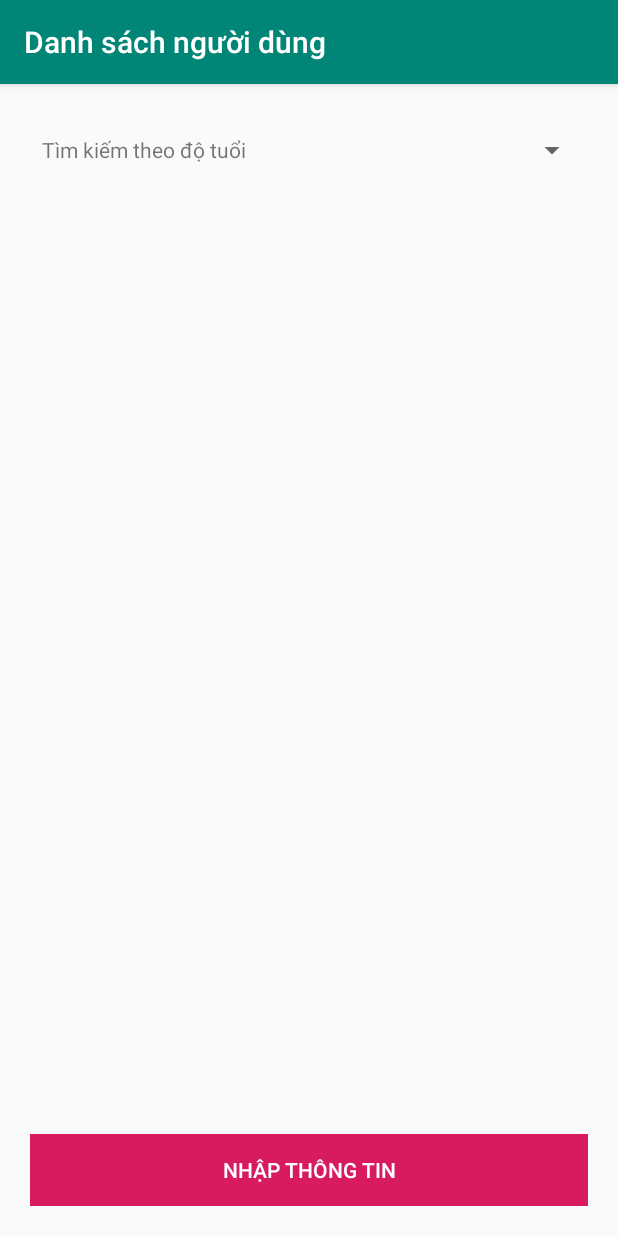
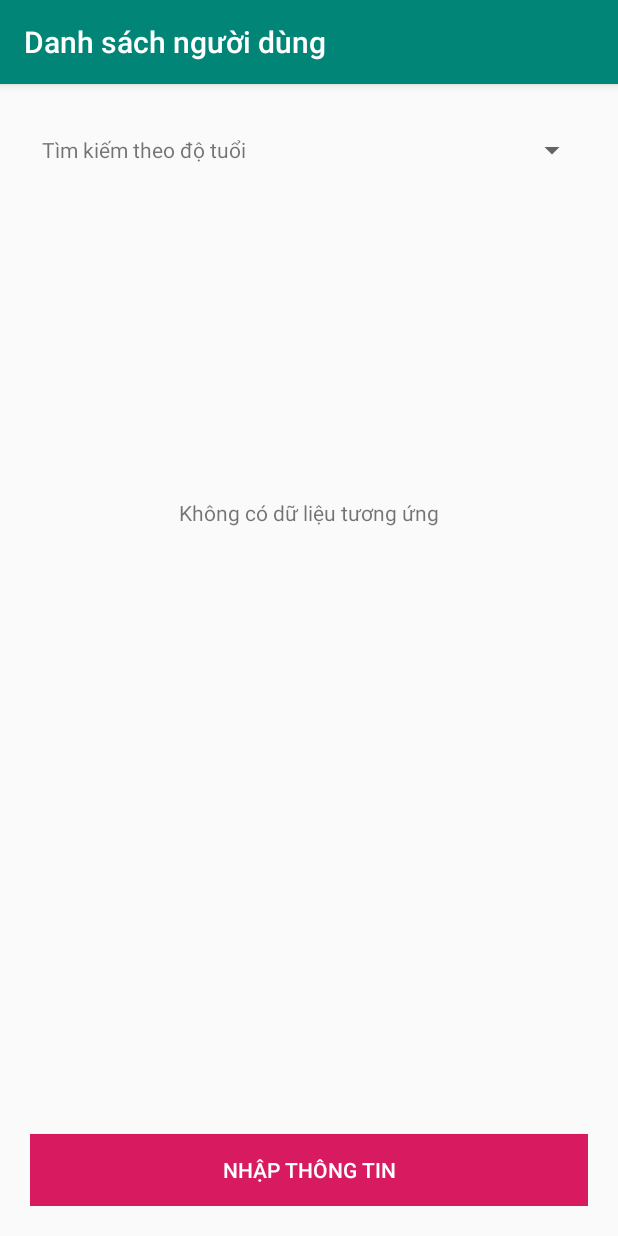
Before and after one commit to QuanNV-Rikkei/LearnKotlin, an Android app: the ListUserActivity screen opened directly, with no data from a screen before it, on a phone screen of 412 x 824 dp. Run offline under Robolectric (Android 15) with nearby library versions, the phone set to English and light mode, and no system bars.

Commit message:
Update UI App

```diff
--- a/MyApplication/app/src/main/res/layout/activity_list_user.xml
+++ b/MyApplication/app/src/main/res/layout/activity_list_user.xml
@@ -40,7 +40,17 @@
                     android:paddingTop="20dp"
                     android:paddingBottom="40dp"
                     android:clipToPadding="false"
-                    android:id="@+id/rvUser"/>
+                    android:id="@+id/rvUser"
+                    android:visibility="visible"/>
+
+            <TextView android:layout_width="wrap_content"
+                      android:layout_height="wrap_content"
+                      android:text="Không có dữ liệu tương ứng"
+                      android:layout_gravity="center"
+                      android:layout_marginTop="200dp"
+                      android:visibility="gone"
+                      android:id="@+id/tvEmpty"/>
+
 
         </LinearLayout>
 
```
Also changed, not shown: MyApplication/app/src/main/java/com/rikkei/myapplication/view/ListUserActivity.kt (+23 -9 lines).
